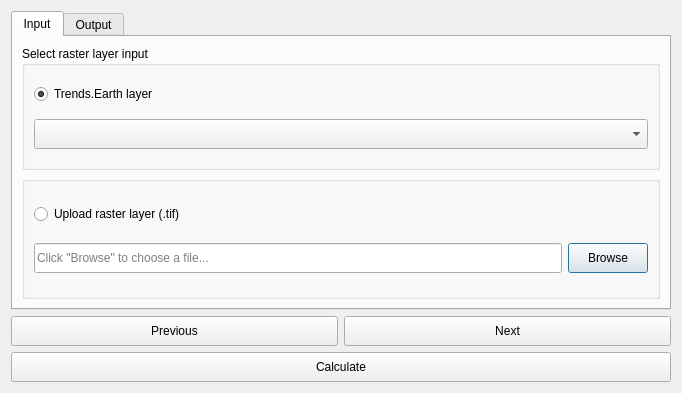
This is LDMP/gui/DlgCalculateSummaryTablePolygons.ui in ConservationInternational/trends.earth as Qt 5 draws it before an edit. The edited form follows.
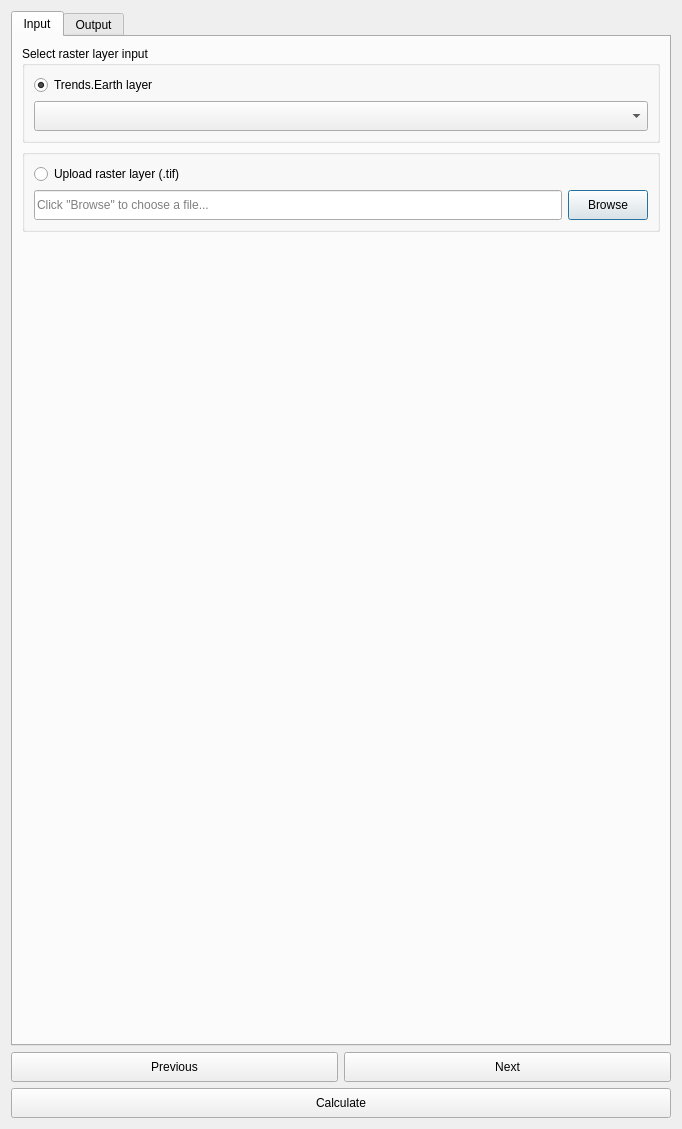
This is the edited form.

What changed in the file:
```diff
--- a/LDMP/gui/DlgCalculateSummaryTablePolygons.ui
+++ b/LDMP/gui/DlgCalculateSummaryTablePolygons.ui
@@ -7,7 +7,7 @@
     <x>0</x>
     <y>0</y>
     <width>682</width>
-    <height>393</height>
+    <height>1129</height>
    </rect>
   </property>
   <property name="sizePolicy">
@@ -42,7 +42,7 @@
        <item>
         <widget class="QGroupBox" name="groupBox">
          <property name="sizePolicy">
-          <sizepolicy hsizetype="Preferred" vsizetype="Expanding">
+          <sizepolicy hsizetype="Preferred" vsizetype="Minimum">
            <horstretch>0</horstretch>
            <verstretch>0</verstretch>
           </sizepolicy>
@@ -79,7 +79,7 @@
              <bool>true</bool>
             </property>
             <property name="sizePolicy">
-             <sizepolicy hsizetype="Expanding" vsizetype="Fixed">
+             <sizepolicy hsizetype="Expanding" vsizetype="Minimum">
               <horstretch>0</horstretch>
               <verstretch>0</verstretch>
              </sizepolicy>
@@ -98,7 +98,7 @@
        <item>
         <widget class="QGroupBox" name="groupBox_2">
          <property name="sizePolicy">
-          <sizepolicy hsizetype="Preferred" vsizetype="Expanding">
+          <sizepolicy hsizetype="Preferred" vsizetype="Minimum">
            <horstretch>0</horstretch>
            <verstretch>0</verstretch>
           </sizepolicy>
@@ -125,6 +125,12 @@
             <property name="enabled">
              <bool>true</bool>
             </property>
+            <property name="sizePolicy">
+             <sizepolicy hsizetype="Expanding" vsizetype="Minimum">
+              <horstretch>0</horstretch>
+              <verstretch>0</verstretch>
+             </sizepolicy>
+            </property>
             <property name="minimumSize">
              <size>
               <width>0</width>
@@ -144,6 +150,12 @@
             <property name="enabled">
              <bool>true</bool>
             </property>
+            <property name="sizePolicy">
+             <sizepolicy hsizetype="Minimum" vsizetype="Minimum">
+              <horstretch>0</horstretch>
+              <verstretch>0</verstretch>
+             </sizepolicy>
+            </property>
             <property name="minimumSize">
              <size>
               <width>0</width>
@@ -164,6 +176,19 @@
          </layout>
         </widget>
        </item>
+       <item>
+        <spacer name="verticalSpacer">
+         <property name="orientation">
+          <enum>Qt::Vertical</enum>
+         </property>
+         <property name="sizeHint" stdset="0">
+          <size>
+           <width>20</width>
+           <height>40</height>
+          </size>
+         </property>
+        </spacer>
+       </item>
       </layout>
      </widget>
      <widget class="QWidget" name="OutputTab">
@@ -268,6 +293,12 @@
     <layout class="QGridLayout" name="gridLayout_3">
      <item row="0" column="1">
       <widget class="QPushButton" name="button_next">
+       <property name="sizePolicy">
+        <sizepolicy hsizetype="Minimum" vsizetype="Minimum">
+         <horstretch>0</horstretch>
+         <verstretch>0</verstretch>
+        </sizepolicy>
+       </property>
        <property name="minimumSize">
         <size>
          <width>0</width>
@@ -281,6 +312,12 @@
      </item>
      <item row="1" column="0" colspan="2">
       <widget class="QPushButton" name="button_calculate">
+       <property name="sizePolicy">
+        <sizepolicy hsizetype="Minimum" vsizetype="Minimum">
+         <horstretch>0</horstretch>
+         <verstretch>0</verstretch>
+        </sizepolicy>
+       </property>
        <property name="minimumSize">
         <size>
          <width>0</width>
@@ -294,6 +331,12 @@
      </item>
      <item row="0" column="0">
       <widget class="QPushButton" name="button_prev">
+       <property name="sizePolicy">
+        <sizepolicy hsizetype="Minimum" vsizetype="Minimum">
+         <horstretch>0</horstretch>
+         <verstretch>0</verstretch>
+        </sizepolicy>
+       </property>
        <property name="minimumSize">
         <size>
          <width>0</width>
```
Left out of the diff: 50 changed lines with no effect on the pictures.
